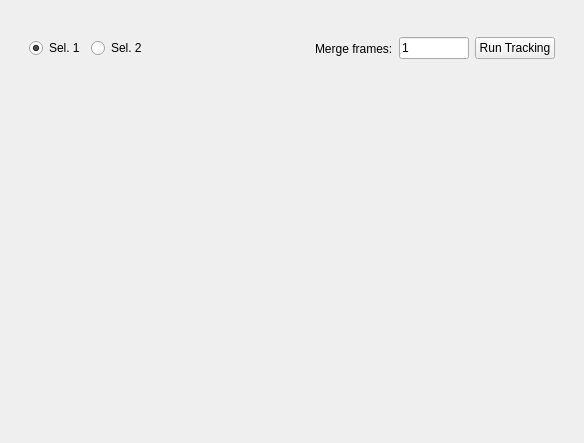
Qt form PyContact/gui/track_mol_gui.ui (maxscheurer/pycontact) before a commit.
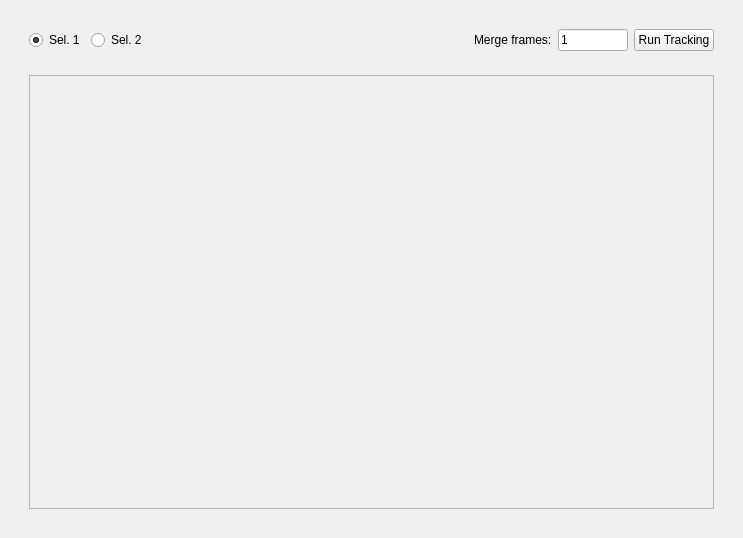
The same form after that commit.

```diff
--- a/PyContact/gui/track_mol_gui.ui
+++ b/PyContact/gui/track_mol_gui.ui
@@ -6,8 +6,8 @@
    <rect>
     <x>0</x>
     <y>0</y>
-    <width>584</width>
-    <height>443</height>
+    <width>743</width>
+    <height>538</height>
    </rect>
   </property>
   <property name="windowTitle">
@@ -25,6 +25,25 @@
           <height>340</height>
          </size>
         </property>
+        <layout class="QGridLayout" name="gridLayout_3">
+         <item row="0" column="0">
+          <widget class="QScrollArea" name="scrollArea">
+           <property name="widgetResizable">
+            <bool>true</bool>
+           </property>
+           <widget class="QWidget" name="scrollAreaWidgetContents">
+            <property name="geometry">
+             <rect>
+              <x>0</x>
+              <y>0</y>
+              <width>687</width>
+              <height>430</height>
+             </rect>
+            </property>
+           </widget>
+          </widget>
+         </item>
+        </layout>
        </widget>
       </item>
       <item row="0" column="0">
```
